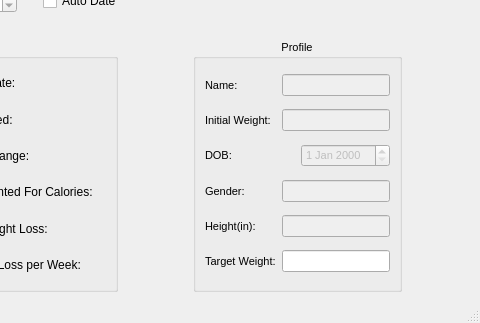
Before: the Qt Designer form mainwindow.ui in madmaps/HealthCalc, drawn with Qt 5; both pictures show x 558 to 1038 and y 298 to 621 of the 1038 by 621 pixel window.
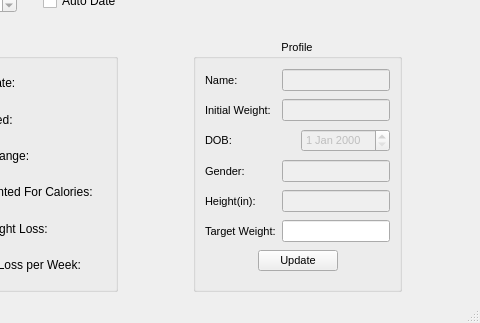
After: the same form once the commit is applied. Custom widgets are drawn as their Qt base class.

The edit to the form file:
```diff
--- a/mainwindow.ui
+++ b/mainwindow.ui
@@ -554,6 +554,43 @@
            </item>
           </layout>
          </item>
+         <item>
+          <layout class="QHBoxLayout" name="horizontalLayout_17">
+           <item>
+            <spacer name="horizontalSpacer_5">
+             <property name="orientation">
+              <enum>Qt::Horizontal</enum>
+             </property>
+             <property name="sizeHint" stdset="0">
+              <size>
+               <width>40</width>
+               <height>20</height>
+              </size>
+             </property>
+            </spacer>
+           </item>
+           <item>
+            <widget class="QPushButton" name="pushButton">
+             <property name="text">
+              <string>Update</string>
+             </property>
+            </widget>
+           </item>
+           <item>
+            <spacer name="horizontalSpacer_9">
+             <property name="orientation">
+              <enum>Qt::Horizontal</enum>
+             </property>
+             <property name="sizeHint" stdset="0">
+              <size>
+               <width>40</width>
+               <height>20</height>
+              </size>
+             </property>
+            </spacer>
+           </item>
+          </layout>
+         </item>
         </layout>
        </widget>
       </item>
```
